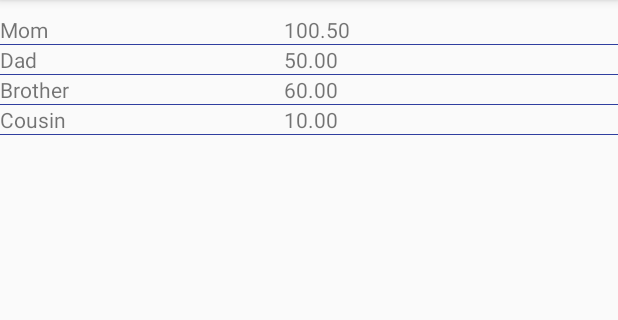
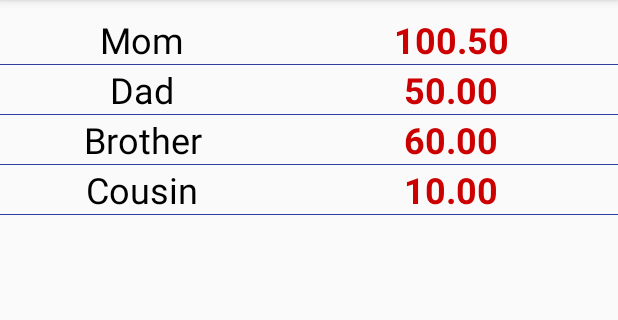
Before and after one commit to BackpackMedia/Ledger-App, an Android app: the screen it shows after launch (MainActivity), on a phone screen of 412 x 824 dp, the part 84-404 px from its top. Run offline under Robolectric (Android 15) with nearby library versions, the phone set to English and light mode, and no system bars.

Commit message:
Basic app structure done

```diff
--- a/Ledger/app/src/main/res/layout/ledger_items.xml
+++ b/Ledger/app/src/main/res/layout/ledger_items.xml
@@ -8,11 +8,18 @@
         android:id="@+id/name"
         android:layout_width="189dp"
         android:layout_height="wrap_content"
-        android:text="TextView" />
+        android:text="TextView"
+        android:textAlignment="center"
+        android:textColor="@android:color/black"
+        android:textSize="24sp" />
 
     <TextView
         android:id="@+id/amount"
         android:layout_width="match_parent"
         android:layout_height="wrap_content"
-        android:text="TextView" />
+        android:text="TextView"
+        android:textAlignment="center"
+        android:textColor="@android:color/holo_red_dark"
+        android:textSize="24sp"
+        android:textStyle="bold" />
 </LinearLayout>
```
